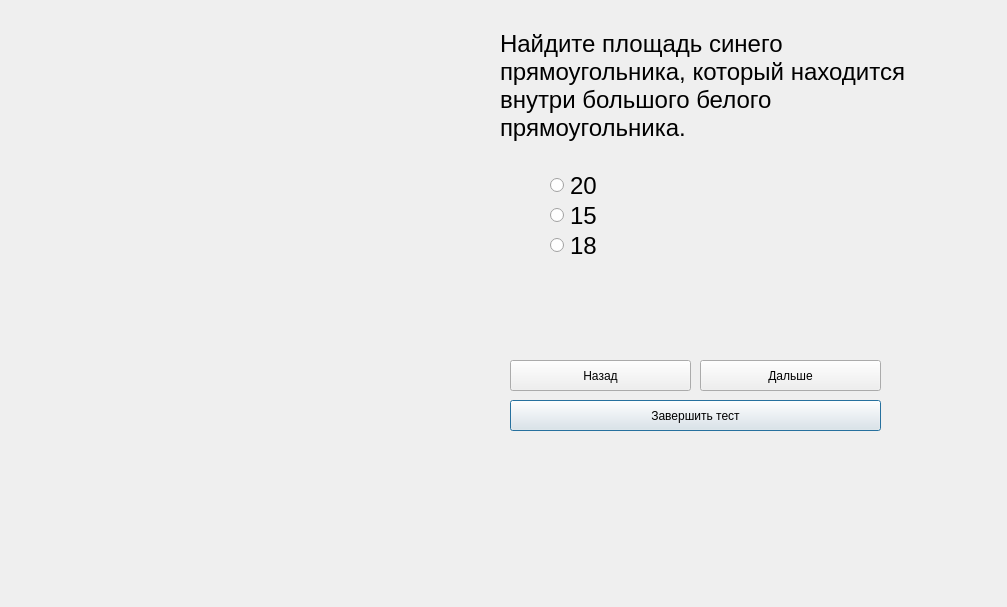
This is DMCF/testform3.ui in SACRED448/Group_Project-UP- as Qt 5 draws it before an edit. The edited form follows.
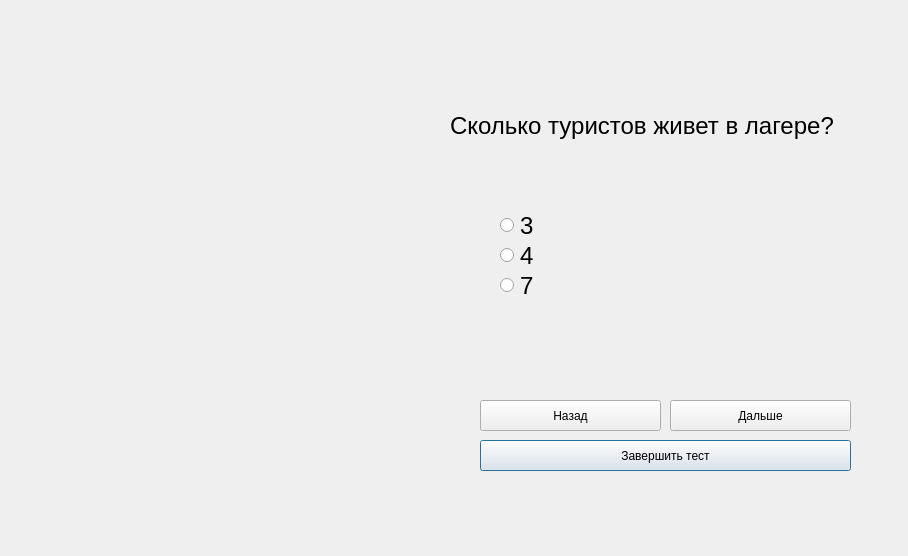
This is the edited form.

Diff of the .ui file:
```diff
--- a/DMCF/testform3.ui
+++ b/DMCF/testform3.ui
@@ -1,13 +1,13 @@
 <?xml version="1.0" encoding="UTF-8"?>
 <ui version="4.0">
- <class>testform3</class>
- <widget class="QDialog" name="testform3">
+ <class>TestForm3</class>
+ <widget class="QDialog" name="TestForm3">
   <property name="geometry">
    <rect>
     <x>0</x>
     <y>0</y>
-    <width>1007</width>
-    <height>607</height>
+    <width>908</width>
+    <height>556</height>
    </rect>
   </property>
   <property name="windowTitle">
@@ -16,8 +16,8 @@
   <widget class="QPushButton" name="finish_pushButton">
    <property name="geometry">
     <rect>
-     <x>510</x>
-     <y>400</y>
+     <x>480</x>
+     <y>440</y>
      <width>371</width>
      <height>31</height>
     </rect>
@@ -26,25 +26,64 @@
     <string>Завершить тест</string>
    </property>
   </widget>
-  <widget class="QPushButton" name="back_pushButton">
+  <widget class="QLabel" name="image">
    <property name="geometry">
     <rect>
-     <x>510</x>
-     <y>360</y>
-     <width>181</width>
+     <x>30</x>
+     <y>60</y>
+     <width>191</width>
+     <height>451</height>
+    </rect>
+   </property>
+   <property name="text">
+    <string/>
+   </property>
+  </widget>
+  <widget class="QRadioButton" name="radioButton_3">
+   <property name="geometry">
+    <rect>
+     <x>500</x>
+     <y>270</y>
+     <width>41</width>
      <height>31</height>
     </rect>
    </property>
+   <property name="font">
+    <font>
+     <pointsize>18</pointsize>
+    </font>
+   </property>
    <property name="text">
-    <string>Назад</string>
+    <string>7</string>
+   </property>
+  </widget>
+  <widget class="QRadioButton" name="radioButton_2">
+   <property name="geometry">
+    <rect>
+     <x>500</x>
+     <y>240</y>
+     <width>41</width>
+     <height>31</height>
+    </rect>
+   </property>
+   <property name="font">
+    <font>
+     <pointsize>18</pointsize>
+    </font>
+   </property>
+   <property name="layoutDirection">
+    <enum>Qt::LeftToRight</enum>
+   </property>
+   <property name="text">
+    <string>4</string>
    </property>
   </widget>
   <widget class="QRadioButton" name="radioButton">
    <property name="geometry">
     <rect>
-     <x>550</x>
-     <y>170</y>
-     <width>51</width>
+     <x>500</x>
+     <y>210</y>
+     <width>41</width>
      <height>31</height>
     </rect>
    </property>
@@ -60,32 +99,14 @@
     <string/>
    </property>
    <property name="text">
-    <string>20</string>
-   </property>
-  </widget>
-  <widget class="QRadioButton" name="radioButton_3">
-   <property name="geometry">
-    <rect>
-     <x>550</x>
-     <y>230</y>
-     <width>61</width>
-     <height>31</height>
-    </rect>
-   </property>
-   <property name="font">
-    <font>
-     <pointsize>18</pointsize>
-    </font>
-   </property>
-   <property name="text">
-    <string>18</string>
+    <string>3</string>
    </property>
   </widget>
   <widget class="QLabel" name="question">
    <property name="geometry">
     <rect>
-     <x>500</x>
-     <y>30</y>
+     <x>450</x>
+     <y>70</y>
      <width>419</width>
      <height>111</height>
     </rect>
@@ -120,7 +141,7 @@
     <number>-2</number>
    </property>
    <property name="text">
-    <string>Найдите площадь синего прямоугольника, который находится внутри большого белого прямоугольника.  </string>
+    <string>Сколько туристов живет в лагере?</string>
    </property>
    <property name="textFormat">
     <enum>Qt::AutoText</enum>
@@ -135,32 +156,11 @@
     <bool>false</bool>
    </property>
   </widget>
-  <widget class="QRadioButton" name="radioButton_2">
+  <widget class="QPushButton" name="next_pushButton">
    <property name="geometry">
     <rect>
-     <x>550</x>
-     <y>200</y>
-     <width>51</width>
-     <height>31</height>
-    </rect>
-   </property>
-   <property name="font">
-    <font>
-     <pointsize>18</pointsize>
-    </font>
-   </property>
-   <property name="layoutDirection">
-    <enum>Qt::LeftToRight</enum>
-   </property>
-   <property name="text">
-    <string>15</string>
-   </property>
-  </widget>
-  <widget class="QPushButton" name="next_pushButton_2">
-   <property name="geometry">
-    <rect>
-     <x>700</x>
-     <y>360</y>
+     <x>670</x>
+     <y>400</y>
      <width>181</width>
      <height>31</height>
     </rect>
@@ -169,17 +169,17 @@
     <string>Дальше</string>
    </property>
   </widget>
-  <widget class="QLabel" name="image">
+  <widget class="QPushButton" name="back_pushButton">
    <property name="geometry">
     <rect>
-     <x>30</x>
-     <y>30</y>
-     <width>411</width>
-     <height>331</height>
+     <x>480</x>
+     <y>400</y>
+     <width>181</width>
+     <height>31</height>
     </rect>
    </property>
    <property name="text">
-    <string/>
+    <string>Назад</string>
    </property>
   </widget>
  </widget>
```
